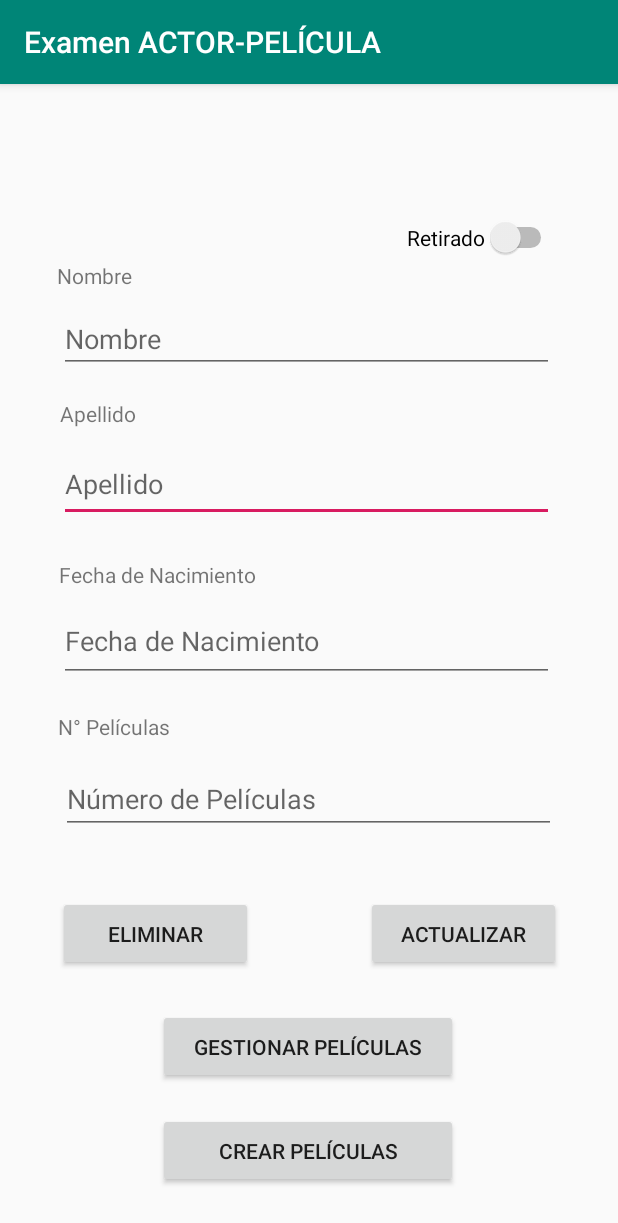
After one commit to 2019-a-gr2-moviles/mov-castro-cacuango-jenny-karina, an Android app: the InfoActor screen opened directly, with no data from a screen before it, on a phone screen of 412 x 824 dp. The commit adds this screen. Shown: the top 1223 px of the screen. Run offline under Robolectric (Android 15) with nearby library versions, the phone set to English and light mode, and no system bars; 4 statements that could not run were skipped.

Commit message:
gestion padre

```diff
--- a/Examen/app/build.gradle
+++ b/Examen/app/build.gradle
@@ -30,4 +30,5 @@ dependencies {
     testImplementation 'junit:junit:4.12'
     androidTestImplementation 'com.android.support.test:runner:1.0.2'
     androidTestImplementation 'com.android.support.test.espresso:espresso-core:3.0.2'
+    implementation 'com.android.support:design:28.0.0'
 }
--- a/Examen/app/src/main/java/com/example/examen/Informacion.kt
+++ b/Examen/app/src/main/java/com/example/examen/Informacion.kt
@@ -4,8 +4,8 @@ import java.lang.StringBuilder
 
 class Informacion {
     companion object {
-        var listaPacientes: ArrayList<Actor> = listActor()
-        var listaMedicamentos: ArrayList<Peliculas> = listPeliculas()
+        var listActor: ArrayList<Actor> = listActor()
+        var listaPeliculas: ArrayList<Peliculas> = listPeliculas()
         private var idActor: Int = 0
         private var idPelicula: Int = 0
         var usuario = ""
--- /dev/null
+++ b/Examen/app/src/main/res/layout/activity_info_actor.xml
@@ -0,0 +1,157 @@
+<?xml version="1.0" encoding="utf-8"?>
+<android.support.constraint.ConstraintLayout
+        xmlns:android="http://schemas.android.com/apk/res/android"
+        xmlns:tools="http://schemas.android.com/tools"
+        xmlns:app="http://schemas.android.com/apk/res-auto"
+        android:layout_width="match_parent"
+        android:layout_height="match_parent"
+        tools:context=".InfoActor">
+
+    <EditText
+            android:layout_width="330dp"
+            android:layout_height="50dp"
+            android:inputType="textPersonName"
+            android:ems="10"
+            android:id="@+id/txt_apellidoActor1" android:hint="@string/txt_apellidoActor1"
+            android:layout_marginTop="8dp"
+            app:layout_constraintTop_toTopOf="parent" android:layout_marginBottom="8dp"
+            app:layout_constraintBottom_toBottomOf="parent" app:layout_constraintVertical_bias="0.333"
+            android:layout_marginStart="8dp" app:layout_constraintStart_toStartOf="parent"
+            android:layout_marginLeft="8dp" android:layout_marginEnd="8dp" app:layout_constraintEnd_toEndOf="parent"
+            android:layout_marginRight="8dp" app:layout_constraintHorizontal_bias="0.476"/>
+    <Switch
+            android:text="@string/sw_Retirado1"
+            android:layout_width="wrap_content"
+            android:layout_height="wrap_content"
+            android:id="@+id/sw_Retirado1" android:layout_marginTop="8dp"
+            app:layout_constraintTop_toTopOf="parent" android:layout_marginBottom="8dp"
+            app:layout_constraintBottom_toBottomOf="parent" app:layout_constraintStart_toStartOf="parent"
+            android:layout_marginLeft="8dp" android:layout_marginStart="8dp"
+            app:layout_constraintVertical_bias="0.111" android:layout_marginEnd="8dp"
+            app:layout_constraintEnd_toEndOf="parent" android:layout_marginRight="8dp"
+            app:layout_constraintHorizontal_bias="0.89"/>
+    <EditText
+            android:layout_width="330dp"
+            android:layout_height="46dp"
+            android:inputType="number"
+            android:ems="10"
+            android:id="@+id/txt_numPeliculas1" android:hint="@string/txt_numPeliculas1"
+            android:layout_marginTop="8dp"
+            app:layout_constraintTop_toTopOf="parent" android:layout_marginBottom="8dp"
+            app:layout_constraintBottom_toBottomOf="parent" android:layout_marginStart="8dp"
+            app:layout_constraintStart_toStartOf="parent" android:layout_marginLeft="8dp" android:layout_marginEnd="8dp"
+            app:layout_constraintEnd_toEndOf="parent" android:layout_marginRight="8dp"
+            app:layout_constraintVertical_bias="0.632" app:layout_constraintHorizontal_bias="0.492"/>
+    <EditText
+            android:layout_width="330dp"
+            android:layout_height="wrap_content"
+            android:inputType="textPersonName"
+            android:ems="10"
+            android:id="@+id/txt_nombresActor1"
+            android:hint="@string/txt_nombresActor1" android:layout_marginTop="8dp"
+            app:layout_constraintTop_toTopOf="parent" android:layout_marginBottom="8dp"
+            app:layout_constraintBottom_toBottomOf="parent" android:layout_marginStart="16dp"
+            app:layout_constraintStart_toStartOf="parent" android:layout_marginLeft="16dp"
+            app:layout_constraintVertical_bias="0.197" android:layout_marginEnd="8dp"
+            app:layout_constraintEnd_toEndOf="parent" android:layout_marginRight="8dp"
+            app:layout_constraintHorizontal_bias="0.403"/>
+    <EditText
+            android:layout_width="330dp"
+            android:layout_height="54dp"
+            android:inputType="date"
+            android:ems="10"
+            android:id="@+id/txt_fechaNacimiento1"
+            android:hint="@string/txt_fechaNacimiento1"
+            android:layout_marginTop="8dp" app:layout_constraintTop_toTopOf="parent" android:layout_marginBottom="8dp"
+            app:layout_constraintBottom_toBottomOf="parent" android:layout_marginStart="16dp"
+            app:layout_constraintStart_toStartOf="parent" android:layout_marginLeft="16dp"
+            app:layout_constraintVertical_bias="0.482" android:layout_marginEnd="8dp"
+            app:layout_constraintEnd_toEndOf="parent" android:layout_marginRight="8dp"
+            app:layout_constraintHorizontal_bias="0.403"/>
+    <Button
+            android:text="@string/btn_Eliminar"
+            android:layout_width="130dp"
+            android:layout_height="50dp"
+            android:id="@+id/btn_eliminar" android:layout_marginBottom="8dp"
+            app:layout_constraintBottom_toBottomOf="parent" app:layout_constraintStart_toStartOf="parent"
+            android:layout_marginLeft="8dp" android:layout_marginStart="8dp" app:layout_constraintEnd_toEndOf="parent"
+            android:layout_marginEnd="8dp" android:layout_marginRight="8dp" android:layout_marginTop="8dp"
+            app:layout_constraintTop_toTopOf="parent" app:layout_constraintHorizontal_bias="0.116"
+            app:layout_constraintVertical_bias="0.76" android:hint="@string/btn_Eliminar"/>
+    <Button
+            android:text="@string/btn_Actualizar"
+            android:layout_width="130dp"
+            android:layout_height="50dp"
+            android:id="@+id/btn_Actualizar"
+            android:hint="@string/btn_Actualizar" android:layout_marginTop="8dp"
+            app:layout_constraintTop_toTopOf="parent" android:layout_marginBottom="8dp"
+            app:layout_constraintBottom_toBottomOf="parent" android:layout_marginEnd="8dp"
+            app:layout_constraintEnd_toEndOf="parent" android:layout_marginRight="8dp" android:layout_marginStart="8dp"
+            app:layout_constraintStart_toStartOf="parent" android:layout_marginLeft="8dp"
+            app:layout_constraintHorizontal_bias="0.886" app:layout_constraintVertical_bias="0.76"/>
+    <Button
+            android:text="@string/btn_gestionarPeliculas"
+            android:layout_width="200dp"
+            android:layout_height="50dp"
+            android:id="@+id/btn_gestionarPeliculas"
+            android:hint="@string/btn_gestionarPeliculas" android:layout_marginTop="8dp"
+            app:layout_constraintTop_toTopOf="parent" android:layout_marginBottom="8dp"
+            app:layout_constraintBottom_toBottomOf="parent" android:layout_marginStart="8dp"
+            app:layout_constraintStart_toStartOf="parent" android:layout_marginLeft="8dp" android:layout_marginEnd="8dp"
+            app:layout_constraintEnd_toEndOf="parent" android:layout_marginRight="8dp"
+            app:layout_constraintHorizontal_bias="0.497" app:layout_constraintVertical_bias="0.867"/>
+    <Button
+            android:text="@string/btn_crearPeliculas"
+            android:layout_width="200dp"
+            android:layout_height="50dp"
+            android:id="@+id/btn_crearPeliculas"
+            android:hint="@string/btn_crearPeliculas" android:layout_marginTop="8dp"
+            app:layout_constraintTop_toTopOf="parent" android:layout_marginBottom="8dp"
+            app:layout_constraintBottom_toBottomOf="parent" android:layout_marginStart="8dp"
+            app:layout_constraintStart_toStartOf="parent" android:layout_marginLeft="8dp" android:layout_marginEnd="8dp"
+            app:layout_constraintEnd_toEndOf="parent" android:layout_marginRight="8dp"
+            app:layout_constraintHorizontal_bias="0.497" app:layout_constraintVertical_bias="0.966"/>
+    <TextView
+            android:text="N° Películas"
+            android:layout_width="wrap_content"
+            android:layout_height="wrap_content"
+            android:id="@+id/textView" android:layout_marginTop="8dp"
+            app:layout_constraintTop_toBottomOf="@+id/txt_fechaNacimiento1" android:layout_marginBottom="8dp"
+            app:layout_constraintBottom_toTopOf="@+id/txt_numPeliculas1" app:layout_constraintEnd_toEndOf="parent"
+            android:layout_marginEnd="8dp" android:layout_marginRight="8dp"
+            app:layout_constraintStart_toStartOf="parent" android:layout_marginLeft="8dp"
+            android:layout_marginStart="8dp" app:layout_constraintHorizontal_bias="0.096"
+            app:layout_constraintVertical_bias="0.6"/>
+    <TextView
+            android:text="Fecha de Nacimiento"
+            android:layout_width="wrap_content"
+            android:layout_height="wrap_content"
+            android:id="@+id/textView2" android:layout_marginTop="8dp"
+            app:layout_constraintTop_toBottomOf="@+id/txt_apellidoActor1" android:layout_marginBottom="8dp"
+            app:layout_constraintBottom_toTopOf="@+id/txt_fechaNacimiento1"
+            app:layout_constraintStart_toStartOf="parent" android:layout_marginLeft="8dp"
+            android:layout_marginStart="8dp" app:layout_constraintEnd_toEndOf="parent" android:layout_marginEnd="8dp"
+            android:layout_marginRight="8dp" app:layout_constraintHorizontal_bias="0.119"
+            app:layout_constraintVertical_bias="1.0"/>
+    <TextView
+            android:text="@string/txt_apellidoActor1"
+            android:layout_width="wrap_content"
+            android:layout_height="wrap_content"
+            android:id="@+id/textView3" android:layout_marginTop="8dp"
+            app:layout_constraintTop_toBottomOf="@+id/txt_nombresActor1" android:layout_marginBottom="8dp"
+            app:layout_constraintBottom_toTopOf="@+id/txt_apellidoActor1" app:layout_constraintStart_toStartOf="parent"
+            android:layout_marginLeft="8dp" android:layout_marginStart="8dp" app:layout_constraintEnd_toEndOf="parent"
+            android:layout_marginEnd="8dp" android:layout_marginRight="8dp" app:layout_constraintHorizontal_bias="0.093"
+            app:layout_constraintVertical_bias="0.65"/>
+    <TextView
+            android:text="Nombre"
+            android:layout_width="75dp"
+            android:layout_height="21dp"
+            android:id="@+id/textView4" app:layout_constraintTop_toTopOf="parent"
+            android:layout_marginBottom="8dp" app:layout_constraintBottom_toTopOf="@+id/txt_nombresActor1"
+            app:layout_constraintEnd_toStartOf="@+id/sw_Retirado1" android:layout_marginEnd="8dp"
+            android:layout_marginRight="8dp" app:layout_constraintStart_toStartOf="parent"
+            android:layout_marginLeft="8dp" android:layout_marginStart="8dp"
+            app:layout_constraintHorizontal_bias="0.165"
+            app:layout_constraintVertical_bias="1.0"/>
+</android.support.constraint.ConstraintLayout>
--- a/Examen/app/src/main/res/values/strings.xml
+++ b/Examen/app/src/main/res/values/strings.xml
@@ -11,5 +11,15 @@
     <string name="txt_fechaNacimiento" translatable="false">Fecha de Nacimiento</string>
     <string name="txt_numPeliculas" translatable="false">Número de Películas</string>
     <string name="sw_Retirado" translatable="false">Retirado</string>
+    <string name="btn_Eliminar" translatable="false">ELIMINAR</string>
+    <string name="btn_Actualizar" translatable="false">ACTUALIZAR</string>
+    <string name="btn_gestionarPeliculas" translatable="false">GESTIONAR PELÍCULAS</string>
+    <string name="btn_crearPeliculas" translatable="false">CREAR PELÍCULAS</string>
+    <string name="txt_nombresActor1" translatable="false">Nombre</string>
+    <string name="txt_apellidoActor1" translatable="false">Apellido</string>
+    <string name="txt_fechaNacimiento1" translatable="false">Fecha de Nacimiento</string>
+    <string name="txt_numPeliculas1" translatable="false">Número de Películas</string>
+    <string name="sw_Retirado1" translatable="false">Retirado</string>
+
 
 </resources>
```
Also changed, not shown: Examen/app/src/main/AndroidManifest.xml (+10 -0 lines), Examen/app/src/main/java/com/example/examen/InfoActor.kt (added, +79 -0 lines), Examen/app/src/main/java/com/example/examen/ListaActores.kt (+54 -0 lines), Examen/app/src/main/java/com/example/examen/crearPeliculas.kt (added, +12 -0 lines), Examen/app/src/main/java/com/example/examen/gestionPeliculas.kt (added, +12 -0 lines), Examen/app/src/main/java/com/example/examen/listaPeliculas.kt (added, +92 -0 lines), Examen/app/src/main/java/com/example/examen/submenu_gestion.kt (+27 -0 lines), Examen/app/src/main/res/layout/activity_crear_autor.xml (+8 -10 lines), Examen/app/src/main/res/layout/activity_crear_peliculas.xml (added, +45 -0 lines), Examen/app/src/main/res/layout/activity_gestion_peliculas.xml (added, +10 -0 lines), Examen/app/src/main/res/layout/activity_lista_actores.xml (+7 -0 lines), Examen/app/src/main/res/layout/activity_lista_peliculas.xml (added, +18 -0 lines), Examen/app/src/main/res/layout/activity_main.xml (+5 -5 lines), Examen/app/src/main/res/layout/activity_submenu_gestion.xml (+7 -7 lines), 2 other files.
